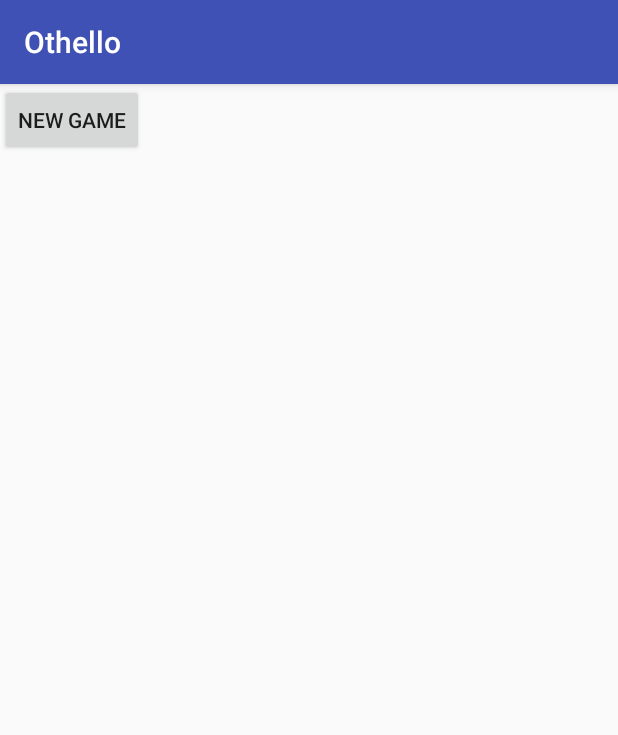
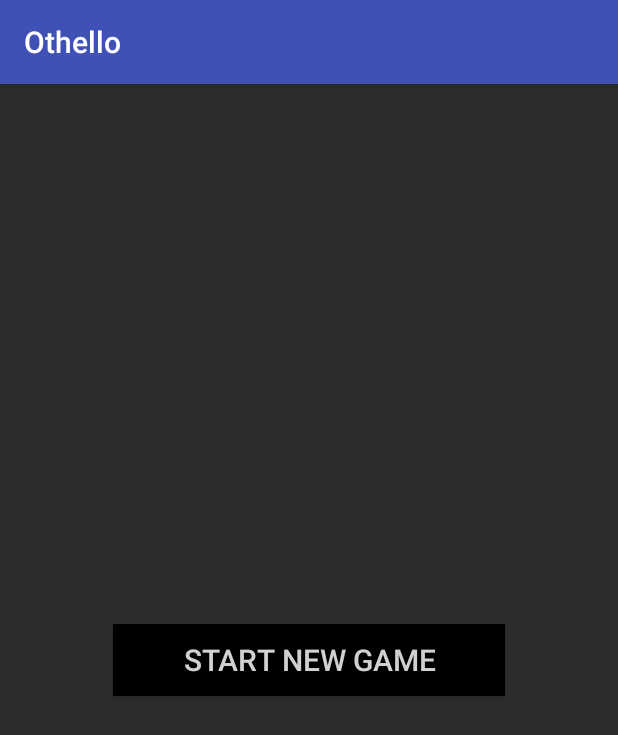
Before and after one commit to jsgalaska/Othello, an Android app: the screen it shows after launch (MainActivity), on a phone screen of 412 x 824 dp. Shown: the top 735 px of the screen. Run offline under Robolectric (Android 15) with nearby library versions, the phone set to English and light mode, and no system bars.

Commit message:
Playing with main.xml aesthetics

```diff
--- a/app/src/main/res/layout/activity_main.xml
+++ b/app/src/main/res/layout/activity_main.xml
@@ -3,11 +3,20 @@
     xmlns:tools="http://schemas.android.com/tools"
     android:orientation="horizontal"
     android:layout_width="match_parent"
-    android:layout_height="match_parent">
+    android:layout_height="match_parent"
+    android:background="#2c2c2c"
+    android:weightSum="1">
 
     <Button
-        android:layout_width="wrap_content"
+        android:layout_width="match_parent"
         android:layout_height="wrap_content"
-        android:text="@string/buttonNewGame"
-        android:onClick="launchNewGame"/>
+        android:text="Start New Game"
+        android:onClick="launchNewGame"
+        android:layout_gravity="center_vertical"
+        android:layout_marginLeft="75dp"
+        android:layout_marginRight="75dp"
+        android:background="#000000"
+        android:textColor="#d1d1d1"
+        android:textAlignment="center"
+        android:textSize="20dp" />
 </LinearLayout>
```
